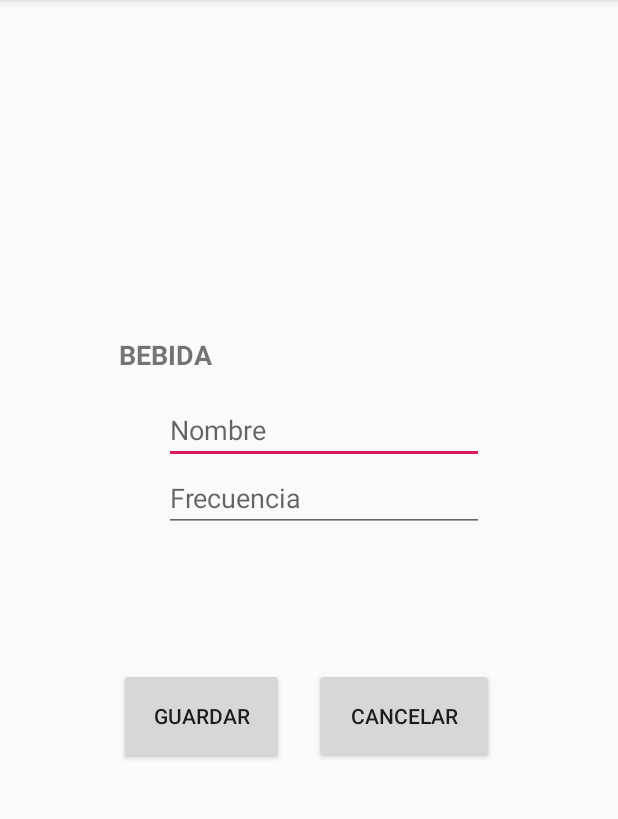
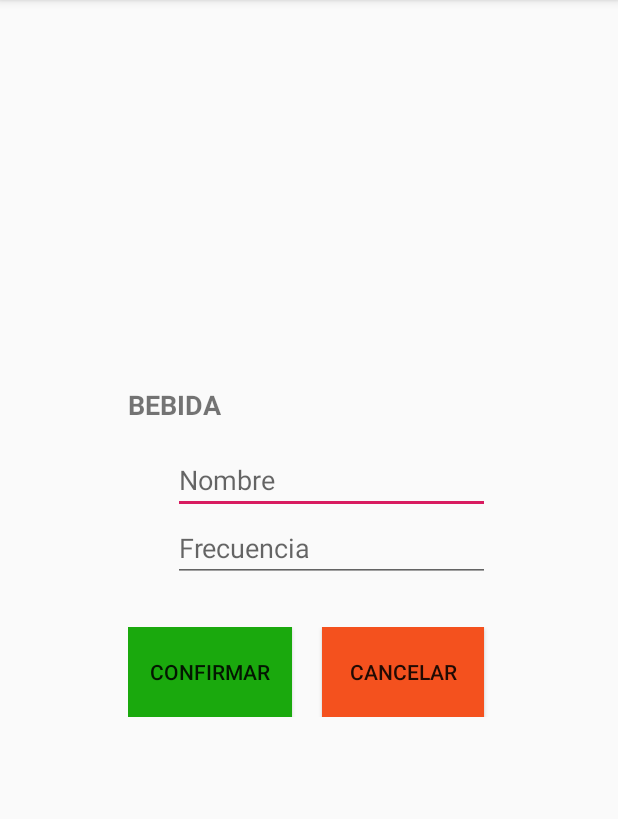
Before and after one commit to eliasgarcia/SOA-TP2, an Android app: the MainActivity screen opened directly, with no data from a screen before it, after a tap on an icon or button, on a phone screen of 412 x 824 dp, the part 84-903 px from its top. Run offline under Robolectric (Android 15) with nearby library versions, the phone set to English and light mode, and no system bars.

Commit message:
se deja una sola activity para editar

```diff
--- a/CODIGO/AsistenteVentilacion/app/src/main/AndroidManifest.xml
+++ b/CODIGO/AsistenteVentilacion/app/src/main/AndroidManifest.xml
@@ -20,9 +20,8 @@
             android:enabled="true"
             android:exported="true"></receiver>
 
-        <activity android:name=".ui.EditarIngestaBebidaActivity" />
         <activity android:name=".ui.ConfirmarIngestaActivity" />
-        <activity android:name=".ui.EditarIngestaMedicamentoActivity" />
+        <activity android:name=".ui.EditarIngestaActivity" />
         <activity android:name=".ui.MainActivity" />
         <activity android:name=".ui.EnviarSmsActivity">
             <intent-filter>
--- a/CODIGO/AsistenteVentilacion/app/src/main/java/com/grupo10/asistenteingesta/ui/EditarIngestaMedicamentoActivity.java
+++ b/CODIGO/AsistenteVentilacion/app/src/main/java/com/grupo10/asistenteingesta/ui/EditarIngestaActivity.java
@@ -13,6 +13,7 @@ import android.view.WindowManager;
 import android.widget.Button;
 import android.widget.EditText;
 import android.widget.ProgressBar;
+import android.widget.TextView;
 import android.widget.Toast;
 
 import com.grupo10.asistenteingesta.broadcast.AlarmaReceiver;
@@ -22,29 +23,35 @@ import com.grupo10.asistenteingesta.modelo.Ingesta;
 import com.grupo10.asistenteingesta.modelo.Usuario;
 import com.grupo10.asistenteingesta.servicios.PersistenciaLocal;
 
-public class EditarIngestaMedicamentoActivity extends AppCompatActivity {
+public class EditarIngestaActivity extends AppCompatActivity {
 
-    private EditText txtMedicamentoNombre;
-    private EditText txtMedicamentoFrecuencia;
+    private TextView txtTipoIngesta;
+    private EditText txtTipoIngestaNombre;
+    private EditText txtTipoIngestaFrecuencia;
     private Button btnGuardarIngesta;
     private Button btnCancelarIngesta;
     private ProgressBar progressBar;
     private static PersistenciaLocal persistenciaLocal;
+    private Bundle bundle;
+    private String tipoIngesta;
 
     @Override
     protected void onCreate(Bundle savedInstanceState) {
         super.onCreate(savedInstanceState);
-        setContentView(R.layout.activity_editar_ingesta_medicamento);
-        txtMedicamentoNombre = findViewById(R.id.txtMedicamentoNombreNuevo);
-        txtMedicamentoFrecuencia = findViewById(R.id.txtMedicamentoFrecuenciaNuevo);
-        btnCancelarIngesta = findViewById(R.id.btnCancelarIngestaMedicamento);
-        btnGuardarIngesta = findViewById(R.id.btnGuardarIngestaMedicamento);
+        setContentView(R.layout.activity_editar_ingesta);
+        txtTipoIngestaNombre = findViewById(R.id.txtIngestaNombreNuevo);
+        txtTipoIngestaFrecuencia = findViewById(R.id.txtIngestaFrecuenciaNuevo);
+        btnCancelarIngesta = findViewById(R.id.btnCancelarIngesta);
+        btnGuardarIngesta = findViewById(R.id.btnConfirmarIngesta);
+        txtTipoIngesta = findViewById(R.id.txtTipoIngesta);
         btnCancelarIngesta.setOnClickListener(botonesListeners);
         btnGuardarIngesta.setOnClickListener(botonesListeners);
         persistenciaLocal = persistenciaLocal.getInstancia(this);
-        progressBar = findViewById(R.id.pgbEditarIngestaMedicamento);
+        progressBar = findViewById(R.id.pgbEditarIngesta);
         progressBar.setVisibility(View.INVISIBLE);
-        setMedicamento();
+        bundle = getIntent().getExtras();
+        tipoIngesta = bundle.getString(Constante.TIPO_INGESTA.name());
+        setValoresTipoIngesta();
 
     }
 
@@ -53,12 +60,11 @@ public class EditarIngestaMedicamentoActivity extends AppCompatActivity {
         public void onClick(View v) {
             switch (v.getId())
             {
-                case R.id.btnCancelarIngestaMedicamento:
+                case R.id.btnCancelarIngesta:
                     finish();
                     break;
-                case R.id.btnGuardarIngestaMedicamento:
+                case R.id.btnConfirmarIngesta:
                     validarYGuardarIngestas();
-                    finish();
                     break;
                 default:
                     Toast.makeText(getApplicationContext(),"Error en Listener de botones",Toast.LENGTH_LONG).show();
@@ -70,33 +76,42 @@ public class EditarIngestaMedicamentoActivity extends AppCompatActivity {
     private void validarYGuardarIngestas(){
         if(camposValidos()){
             activarLoading();
-            Ingesta medicamento = new Ingesta();
-            medicamento.setFrecuencia(Integer.parseInt(txtMedicamentoFrecuencia.getText().toString()));
-            medicamento.setNombre(txtMedicamentoNombre.getText().toString());
-            persistenciaLocal.setMedicamento(medicamento);
+            Ingesta ingesta = new Ingesta();
+            ingesta.setFrecuencia(Integer.parseInt(txtTipoIngestaFrecuencia.getText().toString()));
+            ingesta.setNombre(txtTipoIngestaNombre.getText().toString());
+            if(Constante.BEBIDA.name().equals(tipoIngesta)){
+                persistenciaLocal.setBebida(ingesta);
+            }else {
+                persistenciaLocal.setMedicamento(ingesta);
+            }
             setAlarma();
+            finish();
         }
     }
 
     private boolean camposValidos(){
         boolean esValido = true;
-        if(TextUtils.isEmpty(txtMedicamentoFrecuencia.getText())){
-            txtMedicamentoFrecuencia.setError("Debe ingresar una frecuencia en minutos. Ej: 2");
+        if(TextUtils.isEmpty(txtTipoIngestaFrecuencia.getText())){
+            txtTipoIngestaFrecuencia.setError("Debe ingresar una frecuencia en minutos. Ej: 2");
             esValido = false;
         }
-        if(TextUtils.isEmpty(txtMedicamentoNombre.getText())){
-            txtMedicamentoNombre.setError("Debe ingresar un nombre.");
+        if(TextUtils.isEmpty(txtTipoIngestaNombre.getText())){
+            txtTipoIngestaNombre.setError("Debe ingresar un nombre.");
             esValido = false;
         }
         return esValido;
     }
 
-    private void setMedicamento(){
-        Ingesta medicamento = persistenciaLocal.getMedicamento();
-        if(medicamento != null){
-            txtMedicamentoFrecuencia.setText(medicamento.getFrecuencia().toString());
-            txtMedicamentoNombre.setText(medicamento.getNombre());
+    private void setValoresTipoIngesta(){
+        txtTipoIngesta.setText(tipoIngesta);
+        Ingesta ingesta;
+        if(Constante.BEBIDA.name().equals(tipoIngesta)){
+            ingesta = persistenciaLocal.getBebida();
+        }else{
+            ingesta = persistenciaLocal.getMedicamento();
         }
+        txtTipoIngestaFrecuencia.setText(ingesta!=null?ingesta.getFrecuencia().toString():"");
+        txtTipoIngestaNombre.setText(ingesta!=null?ingesta.getNombre():"");
     }
 
     private void activarLoading(){
@@ -112,7 +127,7 @@ public class EditarIngestaMedicamentoActivity extends AppCompatActivity {
         AlarmManager am = (AlarmManager) getSystemService(ALARM_SERVICE);
         Intent intent = new Intent(this, AlarmaReceiver.class);
         intent.putExtra(Constante.EMAIL.name(), usuario.getEmail());
-        intent.putExtra(Constante.TIPO_INGESTA.name(), Constante.MEDICAMENTO.name());
+        intent.putExtra(Constante.TIPO_INGESTA.name(), tipoIngesta);
         PendingIntent pendingIntent = PendingIntent.getBroadcast(this, REQUEST_CODE, intent, PendingIntent.FLAG_UPDATE_CURRENT);
         am.set(AlarmManager.ELAPSED_REALTIME_WAKEUP, SystemClock.elapsedRealtime()
                 + tiempoEnMilis, pendingIntent);
--- a/CODIGO/AsistenteVentilacion/app/src/main/java/com/grupo10/asistenteingesta/ui/EditarIngestaBebidaActivity.java
+++ /dev/null
@@ -1,97 +0,0 @@
-package com.grupo10.asistenteingesta.ui;
-
-import androidx.appcompat.app.AppCompatActivity;
-import android.os.Bundle;
-import android.text.TextUtils;
-import android.view.View;
-import android.view.WindowManager;
-import android.widget.Button;
-import android.widget.EditText;
-import android.widget.ProgressBar;
-import android.widget.Toast;
-
-import com.grupo10.asistenteingesta.R;
-import com.grupo10.asistenteingesta.modelo.Ingesta;
-import com.grupo10.asistenteingesta.servicios.PersistenciaLocal;
-
-public class EditarIngestaBebidaActivity extends AppCompatActivity {
-
-    private EditText txtBebidaNombre;
-    private EditText txtBebidaFrecuencia;
-    private Button btnGuardarIngesta;
-    private Button btnCancelarIngesta;
-    private ProgressBar progressBar;
-    private static PersistenciaLocal persistenciaLocal;
-    @Override
-    protected void onCreate(Bundle savedInstanceState) {
-        super.onCreate(savedInstanceState);
-        setContentView(R.layout.activity_editar_ingesta_bebida);
-        txtBebidaNombre = findViewById(R.id.txtIngestaBebidaNombreNueva);
-        txtBebidaFrecuencia = findViewById(R.id.txtIngestaBebidaFrecuenciaNueva);
-        btnCancelarIngesta = findViewById(R.id.btnCancelarBebidaNueva);
-        btnGuardarIngesta = findViewById(R.id.btnGuardarBebidaNueva);
-        btnCancelarIngesta.setOnClickListener(botonesListeners);
-        btnGuardarIngesta.setOnClickListener(botonesListeners);
-        persistenciaLocal = persistenciaLocal.getInstancia(this);
-        progressBar = findViewById(R.id.pgbBebidaNueva);
-        progressBar.setVisibility(View.INVISIBLE);
-        setBebida();
-    }
-
-
-    private View.OnClickListener botonesListeners = new View.OnClickListener()
-    {
-        public void onClick(View v) {
-            switch (v.getId())
-            {
-                case R.id.btnCancelarBebidaNueva:
-                    finish();
-                    break;
-                case R.id.btnGuardarBebidaNueva:
-                    validarYGuardarIngestas();
-                    break;
-                default:
-                    Toast.makeText(getApplicationContext(),"Error en Listener de botones",Toast.LENGTH_LONG).show();
-
-            }
-        }
-    };
-
-    private void validarYGuardarIngestas(){
-        if(camposValidos()){
-            activarLoading();
-            Ingesta bebida = new Ingesta();
-            bebida.setFrecuencia(Integer.parseInt(txtBebidaFrecuencia.getText().toString()));
-            bebida.setNombre(txtBebidaNombre.getText().toString());
-            persistenciaLocal.setBebida(bebida);
-            finish();
-        }
-    }
-
-    private boolean camposValidos(){
-        boolean esValido = true;
-        if(TextUtils.isEmpty(txtBebidaFrecuencia.getText())){
-            txtBebidaFrecuencia.setError("Debe ingresar una frecuencia en minutos. Ej: 2");
-            esValido = false;
-        }
-        if(TextUtils.isEmpty(txtBebidaNombre.getText())){
-            txtBebidaNombre.setError("Debe ingresar un nombre.");
-            esValido = false;
-        }
-        return esValido;
-    }
-
-    private void setBebida(){
-        Ingesta bebida = persistenciaLocal.getBebida();
-        if(bebida != null){
-            txtBebidaFrecuencia.setText(bebida.getFrecuencia().toString());
-            txtBebidaNombre.setText(bebida.getNombre());
-        }
-    }
-
-    private void activarLoading(){
-        progressBar.setVisibility(View.VISIBLE);
-        getWindow().setFlags(WindowManager.LayoutParams.FLAG_NOT_TOUCHABLE,
-                WindowManager.LayoutParams.FLAG_NOT_TOUCHABLE);
-    }
-}
--- a/CODIGO/AsistenteVentilacion/app/src/main/java/com/grupo10/asistenteingesta/ui/MainActivity.java
+++ b/CODIGO/AsistenteVentilacion/app/src/main/java/com/grupo10/asistenteingesta/ui/MainActivity.java
@@ -16,6 +16,7 @@ import android.widget.TextView;
 import android.widget.Toast;
 
 import com.grupo10.asistenteingesta.R;
+import com.grupo10.asistenteingesta.constantes.Constante;
 import com.grupo10.asistenteingesta.modelo.EstadoIngesta;
 import com.grupo10.asistenteingesta.modelo.Historial;
 import com.grupo10.asistenteingesta.modelo.Ingesta;
@@ -69,7 +70,8 @@ public class MainActivity extends AppCompatActivity {
             switch (v.getId())
             {
                 case R.id.btnEditarMedicamento:
-                    intent = new Intent(MainActivity.this, EditarIngestaMedicamentoActivity.class);
+                    intent = new Intent(MainActivity.this, EditarIngestaActivity.class);
+                    intent.putExtra(Constante.TIPO_INGESTA.name(), Constante.MEDICAMENTO.name());
                     startActivity(intent);
                     break;
                 case R.id.btnEliminarMedicamento:
@@ -77,7 +79,8 @@ public class MainActivity extends AppCompatActivity {
                     setMedicamento();
                     break;
                 case R.id.btnEditarBebida:
-                    intent = new Intent(MainActivity.this, EditarIngestaBebidaActivity.class);
+                    intent = new Intent(MainActivity.this, EditarIngestaActivity.class);
+                    intent.putExtra(Constante.TIPO_INGESTA.name(), Constante.BEBIDA.name());
                     startActivity(intent);
                     break;
                 case R.id.btnEliminarBebida:
--- a/CODIGO/AsistenteVentilacion/app/src/main/res/layout/activity_editar_ingesta_medicamento.xml
+++ b/CODIGO/AsistenteVentilacion/app/src/main/res/layout/activity_editar_ingesta.xml
@@ -4,10 +4,10 @@
     xmlns:tools="http://schemas.android.com/tools"
     android:layout_width="match_parent"
     android:layout_height="match_parent"
-    tools:context=".ui.EditarIngestaMedicamentoActivity">
+    tools:context=".ui.EditarIngestaActivity">
 
     <ProgressBar
-        android:id="@+id/pgbEditarIngestaMedicamento"
+        android:id="@+id/pgbEditarIngesta"
         style="?android:attr/progressBarStyle"
         android:layout_width="wrap_content"
         android:layout_height="wrap_content"
@@ -29,7 +29,7 @@
         app:layout_constraintTop_toTopOf="parent">
 
         <TextView
-            android:id="@+id/textView12"
+            android:id="@+id/txtTipoIngesta"
             android:layout_width="212dp"
             android:layout_height="40dp"
             android:text="MEDICAMENTO"
@@ -37,7 +37,7 @@
             android:textStyle="bold" />
 
         <EditText
-            android:id="@+id/txtMedicamentoNombreNuevo"
+            android:id="@+id/txtIngestaNombreNuevo"
             android:layout_width="wrap_content"
             android:layout_height="wrap_content"
             android:layout_marginLeft="30sp"
@@ -46,7 +46,7 @@
             android:inputType="textPersonName" />
 
         <EditText
-            android:id="@+id/txtMedicamentoFrecuenciaNuevo"
+            android:id="@+id/txtIngestaFrecuenciaNuevo"
             android:layout_width="wrap_content"
             android:layout_height="wrap_content"
             android:layout_marginLeft="30sp"
@@ -61,16 +61,18 @@
             android:orientation="horizontal">
 
             <Button
-                android:id="@+id/btnGuardarIngestaMedicamento"
+                android:id="@+id/btnConfirmarIngesta"
                 android:layout_width="109dp"
                 android:layout_height="match_parent"
-                android:text="Guardar" />
+                android:background="#1AA90D"
+                android:text="Confirmar" />
 
             <Button
-                android:id="@+id/btnCancelarIngestaMedicamento"
-                android:layout_width="wrap_content"
-                android:layout_height="60dp"
+                android:id="@+id/btnCancelarIngesta"
+                android:layout_width="108dp"
+                android:layout_height="match_parent"
                 android:layout_marginLeft="20sp"
+                android:background="#F4511E"
                 android:text="Cancelar" />
         </LinearLayout>
     </LinearLayout>
--- a/CODIGO/AsistenteVentilacion/app/src/main/res/layout/activity_editar_ingesta_bebida.xml
+++ /dev/null
@@ -1,82 +0,0 @@
-<?xml version="1.0" encoding="utf-8"?>
-<androidx.constraintlayout.widget.ConstraintLayout xmlns:android="http://schemas.android.com/apk/res/android"
-    xmlns:app="http://schemas.android.com/apk/res-auto"
-    xmlns:tools="http://schemas.android.com/tools"
-    android:layout_width="match_parent"
-    android:layout_height="match_parent"
-    tools:context="com.grupo10.asistenteingesta.ui.EditarIngestaBebidaActivity">
-
-    <LinearLayout
-        android:id="@+id/linearLayout3"
-        android:layout_width="254dp"
-        android:layout_height="320dp"
-        android:orientation="vertical"
-        app:layout_constraintBottom_toBottomOf="parent"
-        app:layout_constraintEnd_toEndOf="parent"
-        app:layout_constraintStart_toStartOf="parent"
-        app:layout_constraintTop_toTopOf="parent">
-
-        <LinearLayout
-            android:layout_width="wrap_content"
-            android:layout_height="221dp"
-            android:orientation="vertical">
-
-            <TextView
-                android:id="@+id/textView13"
-                android:layout_width="212dp"
-                android:layout_height="40dp"
-                android:text="BEBIDA"
-                android:textSize="18sp"
-                android:textStyle="bold" />
-
-            <EditText
-                android:id="@+id/txtIngestaBebidaNombreNueva"
-                android:layout_width="wrap_content"
-                android:layout_height="wrap_content"
-                android:layout_marginLeft="30sp"
-                android:ems="10"
-                android:hint="Nombre"
-                android:inputType="textPersonName" />
-
-            <EditText
-                android:id="@+id/txtIngestaBebidaFrecuenciaNueva"
-                android:layout_width="wrap_content"
-                android:layout_height="wrap_content"
-                android:layout_marginLeft="30sp"
-                android:ems="10"
-                android:hint="Frecuencia"
-                android:inputType="number" />
-
-        </LinearLayout>
-
-        <LinearLayout
-            android:layout_width="251dp"
-            android:layout_height="63dp"
-            android:orientation="horizontal">
-
-            <Button
-                android:id="@+id/btnGuardarBebidaNueva"
-                android:layout_width="110dp"
-                android:layout_height="64dp"
-                android:text="Guardar" />
-
-            <Button
-                android:id="@+id/btnCancelarBebidaNueva"
-                android:layout_width="120dp"
-                android:layout_height="63dp"
-                android:layout_marginLeft="20sp"
-                android:text="Cancelar" />
-        </LinearLayout>
-    </LinearLayout>
-
-    <ProgressBar
-        android:id="@+id/pgbBebidaNueva"
-        style="?android:attr/progressBarStyle"
-        android:layout_width="wrap_content"
-        android:layout_height="wrap_content"
-        app:layout_constraintBottom_toBottomOf="parent"
-        app:layout_constraintEnd_toEndOf="parent"
-        app:layout_constraintStart_toStartOf="parent"
-        app:layout_constraintTop_toTopOf="parent" />
-
-</androidx.constraintlayout.widget.ConstraintLayout>
```
Also changed, not shown: CODIGO/AsistenteVentilacion/app/src/main/java/com/grupo10/asistenteingesta/broadcast/AlarmaReceiver.java (+3 -5 lines).
